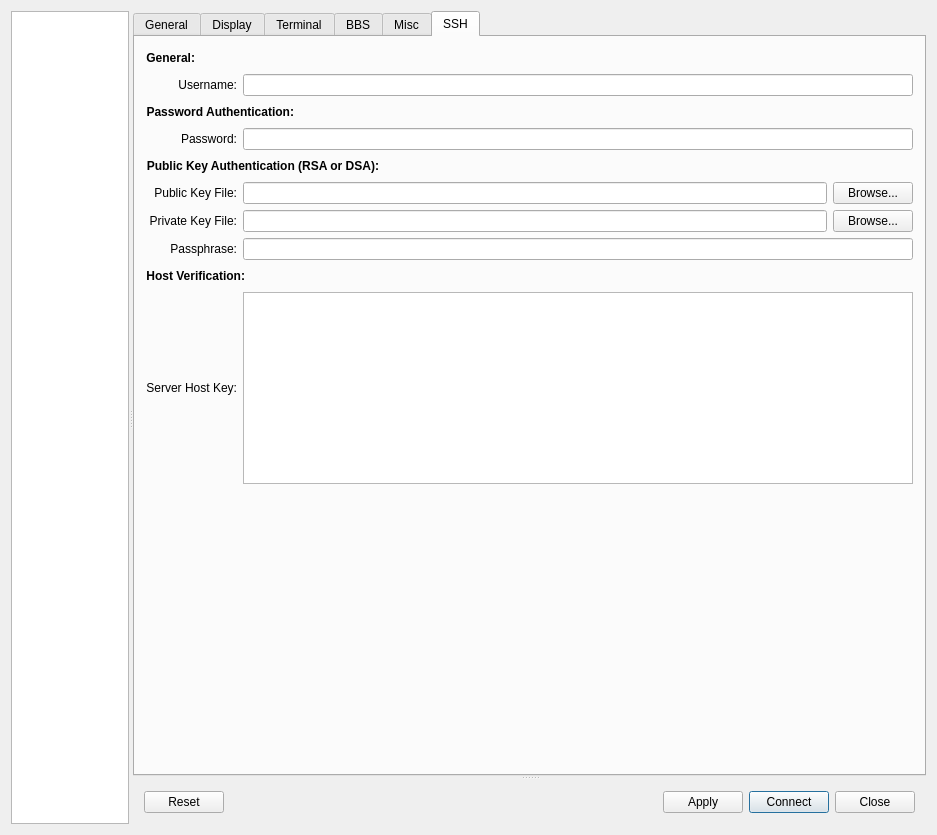
qterm/qterm, file src/ui/addrdialog.ui: the form before one commit.
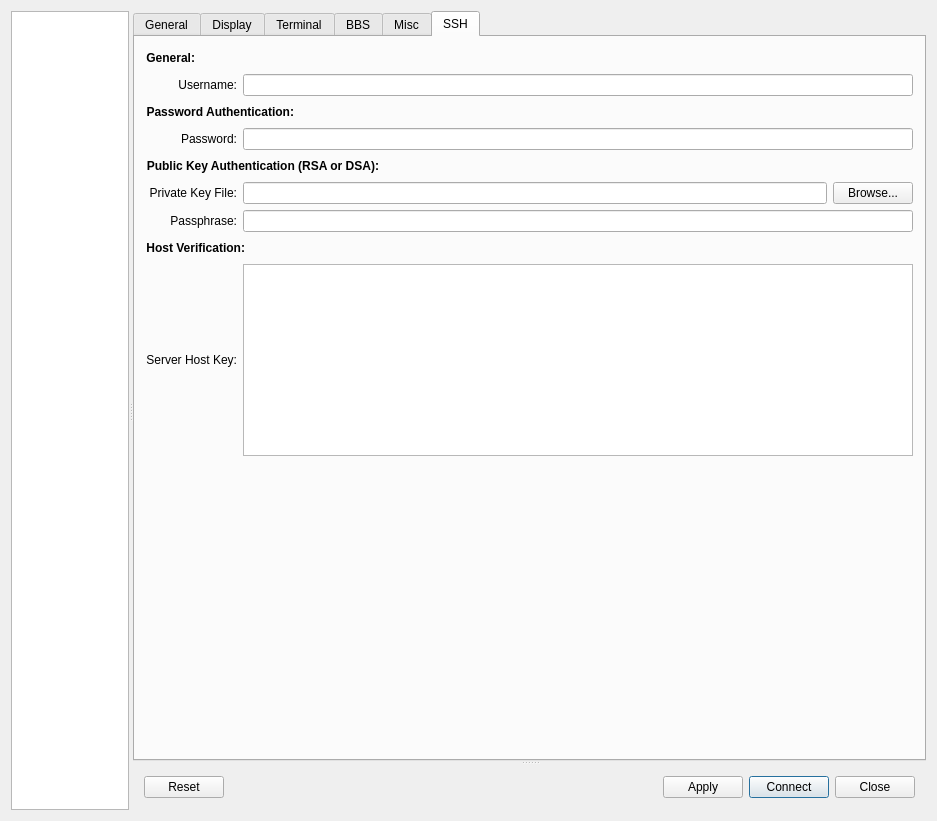
The form after the commit. The open tabs and pages were chosen to show the change.

Commit message:
The public key can be derived from the private key
There is no need to specify a public key now.

Patch:
```diff
--- a/src/ui/addrdialog.ui
+++ b/src/ui/addrdialog.ui
@@ -1396,29 +1396,6 @@
             </layout>
            </item>
            <item row="5" column="0">
-            <widget class="QLabel" name="TextLabel5_7">
-             <property name="text">
-              <string>Public Key File:</string>
-             </property>
-             <property name="alignment">
-              <set>Qt::AlignRight|Qt::AlignTrailing|Qt::AlignVCenter</set>
-             </property>
-             <property name="buddy">
-              <cstring>proxypasswdLineEdit</cstring>
-             </property>
-            </widget>
-           </item>
-           <item row="5" column="1">
-            <widget class="QLineEdit" name="sshPublicKeyFileLineEdit"/>
-           </item>
-           <item row="5" column="2">
-            <widget class="QPushButton" name="sshPublicKeyFilePushButton">
-             <property name="text">
-              <string>Browse...</string>
-             </property>
-            </widget>
-           </item>
-           <item row="6" column="0">
             <widget class="QLabel" name="TextLabel5_8">
              <property name="text">
               <string>Private Key File:</string>
@@ -1431,17 +1408,17 @@
              </property>
             </widget>
            </item>
-           <item row="6" column="1">
+           <item row="5" column="1">
             <widget class="QLineEdit" name="sshPrivateKeyFileLineEdit"/>
            </item>
-           <item row="6" column="2">
+           <item row="5" column="2">
             <widget class="QPushButton" name="sshPrivateKeyFilePushButton">
              <property name="text">
               <string>Browse...</string>
              </property>
             </widget>
            </item>
-           <item row="7" column="0">
+           <item row="6" column="0">
             <widget class="QLabel" name="TextLabel5_9">
              <property name="text">
               <string>Passphrase:</string>
@@ -1454,14 +1431,14 @@
              </property>
             </widget>
            </item>
-           <item row="7" column="1" colspan="2">
+           <item row="6" column="1" colspan="2">
             <widget class="QLineEdit" name="sshPassphraseLineEdit">
              <property name="echoMode">
               <enum>QLineEdit::Password</enum>
              </property>
             </widget>
            </item>
-           <item row="8" column="0" colspan="3">
+           <item row="7" column="0" colspan="3">
             <layout class="QHBoxLayout" name="horizontalLayout_14">
              <item>
               <widget class="QLabel" name="boldLabel_12">
@@ -1494,7 +1471,7 @@
              </item>
             </layout>
            </item>
-           <item row="9" column="0">
+           <item row="8" column="0">
             <widget class="QLabel" name="TextLabel5_10">
              <property name="text">
               <string>Server Host Key:</string>
@@ -1507,7 +1484,7 @@
              </property>
             </widget>
            </item>
-           <item row="9" column="1" colspan="2">
+           <item row="8" column="1" colspan="2">
             <widget class="QPlainTextEdit" name="sshHostKeyPlainTextEdit"/>
            </item>
           </layout>
```
The commit also changes 7 other files.
